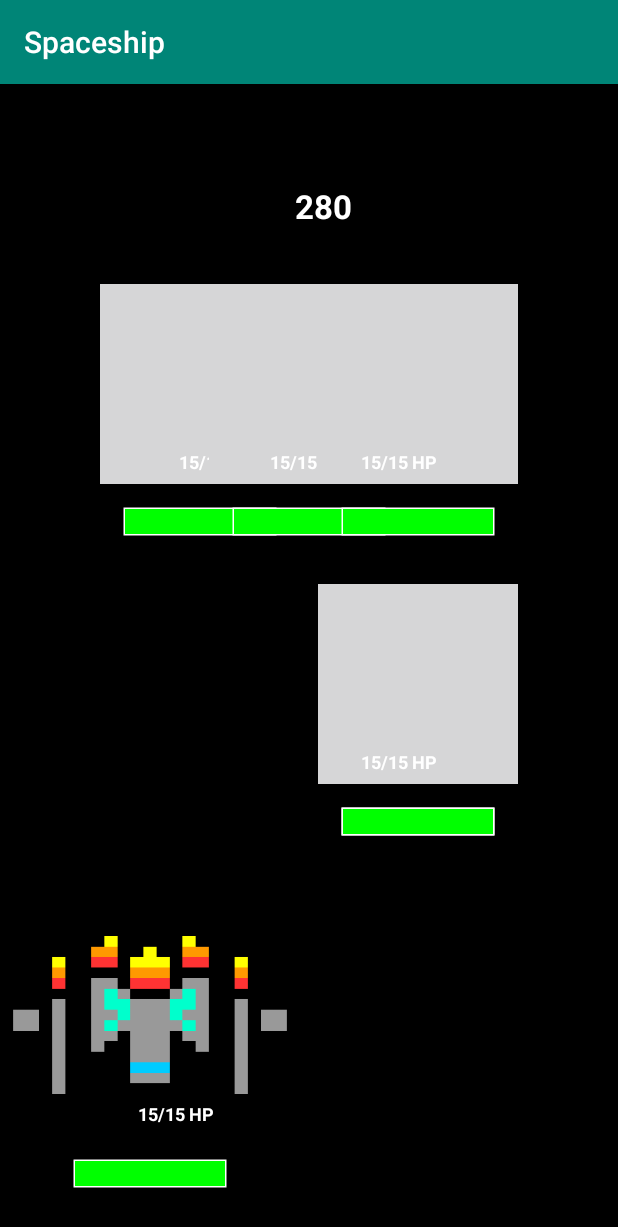
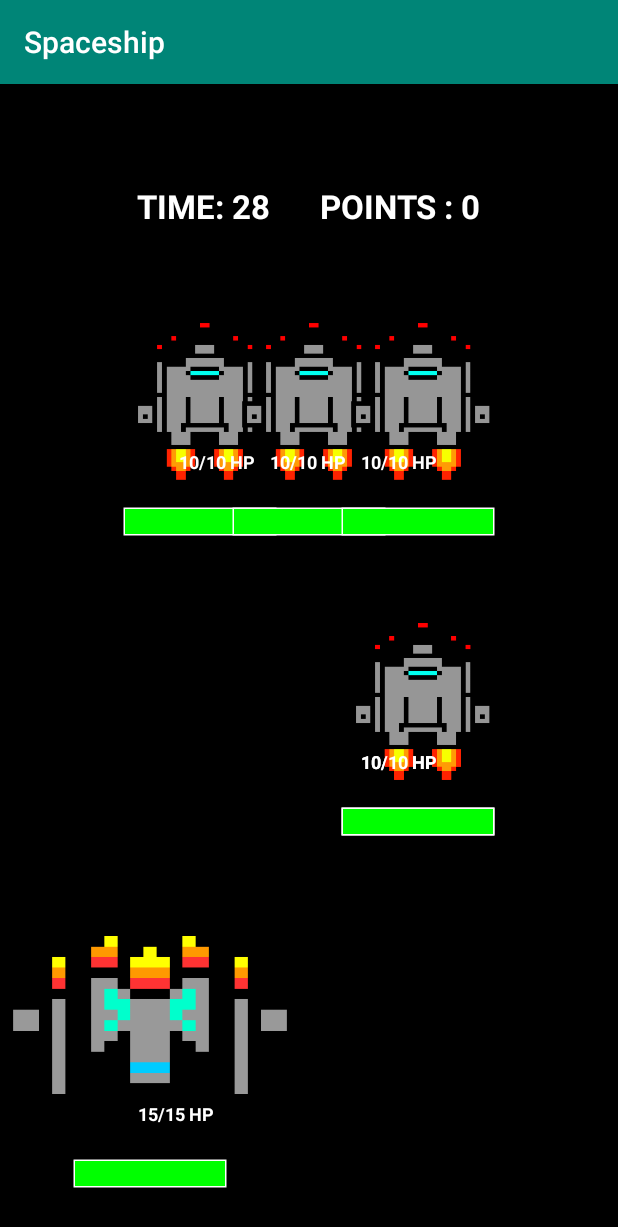
Before and after one commit to EldarBakerman/Spaceship, an Android app: the GameActivity screen opened directly, with no data from a screen before it, on a phone screen of 412 x 824 dp. Shown: the top 1227 px of the screen. Run offline under Robolectric (Android 15) with nearby library versions, the phone set to English and light mode, and no system bars.

Commit message:
Minor Bug Fixes

```diff
--- a/app/src/main/java/com/example/spaceship/classes/EnemySpaceship.java
+++ b/app/src/main/java/com/example/spaceship/classes/EnemySpaceship.java
@@ -169,7 +169,8 @@ public class EnemySpaceship extends Spaceship {
 	public enum EnemyType {
 		// TODO: Flip vertically
 		ENEMY_1(R.drawable.spaceship2, 5, 1),
-		ENEMY_2(R.drawable.spaceship3, 10, 2), ENEMY_3(R.drawable.spaceship4, 15, 3);
+		ENEMY_2(R.drawable.spaceship3, 10, 2),
+		ENEMY_3(R.drawable.spaceship4, 15, 3);
 
 		/**
 		 * The spaceship's image resource.
--- a/app/src/main/java/com/example/spaceship/views/GameView.java
+++ b/app/src/main/java/com/example/spaceship/views/GameView.java
@@ -35,6 +35,7 @@ import java.util.Objects;
 import java.util.Random;
 import java.util.Timer;
 import java.util.TimerTask;
+import java.util.concurrent.atomic.AtomicBoolean;
 
 import static com.example.spaceship.classes.EnemySpaceship.EnemyType;
 
@@ -55,7 +56,7 @@ public class GameView extends View {
 	private TextView timerText;
 	private Drawable dPlayer;
 	// Boolean Checkers
-	private boolean start = true;
+	private AtomicBoolean start = new AtomicBoolean(true);
 	private boolean timerTick = false;
 	private boolean tapped = false;
 	private boolean laserAnimating = false;
@@ -69,6 +70,7 @@ public class GameView extends View {
 	private Paint hbFill;
 	//TODO: User & Database
 	private User user;
+	private Random random = new Random();
 
 
 	/**
@@ -86,7 +88,9 @@ public class GameView extends View {
 
 		// User
 
-		user = SplashActivity.database.getUser(activity.getIntent().getLongExtra("userId", -1));
+		user   = SplashActivity.database.getUser(activity.getIntent().getLongExtra("userId", -1));
+		points = activity.getIntent().getIntExtra("points", 0);
+
 
 		// Player
 		player   = new PlayerSpaceship(getResources().getDrawable(R.drawable.spaceship1, null));
@@ -111,26 +115,33 @@ public class GameView extends View {
 		timerText = new TextView(context);
 		timerText.setGravity(Gravity.CENTER);
 		timerText.setTextAlignment(TEXT_ALIGNMENT_CENTER);
-		timerText.setPadding(30, 0, 0, 0);
+		timerText.setPadding(0, 0, 50, 0);
 		timerText.setVisibility(VISIBLE);
 		timerText.setTextSize(22);
 		timerText.setText(String.format(Locale.ENGLISH, "%d", 30));
 		timerText.setTextColor(Color.WHITE);
 		timerText.setTypeface(null, Typeface.BOLD);
 		timerText.setLayoutParams(params);
+		timerText.setText(String.format(Locale.ENGLISH,
+		                                "%s%d",
+		                                getResources().getString(R.string.time),
+		                                30));
 
 		// Points TextView
 
 		pointsText = new TextView(context);
 		pointsText.setGravity(Gravity.CENTER);
 		setTextAlignment(TEXT_ALIGNMENT_CENTER);
-		setPadding(0, 0, 30, 0);
+		setPadding(0, 0, 50, 0);
 		setVisibility(VISIBLE);
 		pointsText.setTextSize(22);
-		pointsText.setText(String.format(Locale.ENGLISH, "%d", 0));
 		pointsText.setTextColor(Color.WHITE);
 		pointsText.setTypeface(null, Typeface.BOLD);
 		pointsText.setLayoutParams(params);
+		pointsText.setText(String.format(Locale.ENGLISH,
+		                                 "%s%d",
+		                                 getResources().getString(R.string.points),
+		                                 points));
 
 		infoLayout.addView(timerText);
 		infoLayout.addView(pointsText);
@@ -155,14 +166,20 @@ public class GameView extends View {
 					return;
 				}
 
-				int timeLeft = Integer.parseInt(timerText.getText().toString());
+				int timeLeft = Integer.parseInt(timerText.getText()
+				                                         .toString()
+				                                         .replace(getResources().getString(R.string.time),
+				                                                  ""));
 				if (timeLeft <= 0) {
 					explode(player);
 					invalidate();
 					timer.cancel();
 				} else {
 					activity.runOnUiThread(() -> {
-						timerText.setText(String.format(Locale.ENGLISH, "%d", timeLeft - 1));
+						timerText.setText(String.format(Locale.ENGLISH,
+						                                "%s%d",
+						                                getResources().getString(R.string.time),
+						                                timeLeft - 1));
 						timerTick = true;
 						postInvalidate();
 					});
@@ -208,7 +225,7 @@ public class GameView extends View {
 			points += 5;
 			pointsText.setText(String.format(Locale.ENGLISH,
 			                                 "%s%d",
-			                                 getContext().getString(R.string.Points),
+			                                 getResources().getString(R.string.points),
 			                                 points));
 		}
 	}
@@ -249,6 +266,25 @@ public class GameView extends View {
 	}
 
 	/**
+	 * Executes {@link com.example.spaceship.views.GameView#performClick()} whenever the screen is
+	 * tapped.
+	 *
+	 * @param event the {@link android.view.MotionEvent motion event} data
+	 *
+	 * @return boolean used by the system
+	 */
+
+	@Override
+	public boolean onTouchEvent (MotionEvent event) {
+		if (event.getAction() == MotionEvent.ACTION_DOWN) {
+			performClick();
+			return true;
+		}
+
+		return false;
+	}
+
+	/**
 	 * {@link View#onDraw(Canvas) onDraw} method implemented from {@link View view} that draws the
 	 * entire game.
 	 *
@@ -260,7 +296,8 @@ public class GameView extends View {
 		super.onDraw(canvas);
 
 		if (lost) {
-			start = timerTick = tapped = laserAnimating = miss = false;
+			start.getAndSet(false);
+			timerTick = tapped = laserAnimating = miss = false;
 			loseText(canvas);
 			return;
 		}
@@ -269,14 +306,14 @@ public class GameView extends View {
 			launchGame();
 
 		// Animation
-		if (start) {
+		if (start.get()) {
+			start.getAndSet(false);
 			setBackgroundColor(Color.BLACK);
 			dPlayer.setBounds(getWidth() / 2 - 150,
 			                  getHeight() - 300,
 			                  getWidth() / 2 + 150,
 			                  getHeight() - 100);
-			start = false;
-			generateEnemies(new Random().nextInt(6) + 1);
+			generateEnemies(random.nextInt(6) + 1);
 		}
 
 		for (EnemySpaceship enemy : enemies) {
@@ -293,7 +330,10 @@ public class GameView extends View {
 
 
 		if (timerTick) {
-			animateSpaceship(Integer.parseInt(timerText.getText().toString()) % 2 == 0);
+			animateSpaceship(Integer.parseInt(timerText.getText()
+			                                           .toString()
+			                                           .replace(getResources().getString(R.string.time),
+			                                                    "")) % 2 == 0);
 			timerTick = false;
 		}
 
@@ -343,22 +383,6 @@ public class GameView extends View {
 	}
 
 	/**
-	 * Launches a new game, if won, passes the points value to the new game and updates the
-	 * highscore of the {@link com.example.spaceship.classes.User user}.
-	 */
-
-	private void launchGame () {
-		Activity activity = ((Activity) getContext());
-		Intent intent = new Intent(activity, GameActivity.class);
-
-		if (win)
-			intent.putExtra("points", user.getPoints());
-
-		activity.startActivity(intent);
-		activity.finish();
-	}
-
-	/**
 	 * The text that announces that the game is over and that the user has lost.
 	 *
 	 * @param canvas the canvas on which the text is drawn.
@@ -374,6 +398,24 @@ public class GameView extends View {
 		canvas.drawText("Game Over!", (float) getWidth() / 2, (float) getHeight() / 2, losePaint);
 
 		restartText(canvas);
+	}
+
+	/**
+	 * Launches a new game, if won, passes the points value to the new game and updates the
+	 * highscore of the {@link com.example.spaceship.classes.User user}.
+	 */
+
+	private void launchGame () {
+		Activity activity = ((Activity) getContext());
+		Intent intent = new Intent(activity, GameActivity.class);
+
+		if (win)
+			intent.putExtra("points", user.getPoints());
+
+		intent.putExtra("userId", user.getId());
+
+		activity.startActivity(intent);
+		activity.finish();
 	}
 
 	/**
@@ -394,11 +436,16 @@ public class GameView extends View {
 		if (amount > 6 || amount < 1)
 			throw new AssertionError("amount is invalid");
 
+		// If method was called from constructor - exit (can't set coordinates if canvas
+		// hasn't loaded yet)
+		if (start.get())
+			throw new AssertionError("must be called only after canvas was initialized");
+
 		enemies = new EnemySpaceship[amount];
 
 		/* Chances array in order to generate chances in accordance to the rarity of the EnemyType
 		 * by creating an array of numbers representing the number of EnemyType.
-		 * Each number is appearing (5 - rarity) times in the array, then a number is chosen
+		 * Each number is appearing (4 - rarity) times in the array, then a number is chosen
 		 * randomly using the Random class. Since the appearance of some types in the array is
 		 * more frequent than others, it creates a chance in accordance to the rarity of the type.
 		 */
@@ -418,8 +465,8 @@ public class GameView extends View {
 			int[] oldChances = new int[oldLength];
 			System.arraycopy(chances, 0, oldChances, 0, oldLength);
 
-			// Increase the length of the array by (5 - rarity)
-			chances = new int[oldLength + (5 - enemyType.getRarity())];
+			// Increase the length of the array by (4 - rarity)
+			chances = new int[oldLength + (4 - enemyType.getRarity())];
 
 			// Retrieve the previous values to the new array
 			System.arraycopy(oldChances, 0, chances, 0, oldLength);
@@ -431,24 +478,17 @@ public class GameView extends View {
 		}
 
 		// Use Random to set a pattern of coordinates for the ships (the amount of patterns is 2)
-		Random rPattern = new Random();
-		int pattern = rPattern.nextInt(2);
+		int pattern = random.nextInt(2);
 
 		for (int i = 0; i < amount; i++) {
 
 			// Use Random to generate the wanted amount of enemies randomly, in accordance to
 			// rarity
-			Random random = new Random();
 			enemies[i] = new EnemySpaceship(EnemyType.valueOf(String.format(Locale.ENGLISH,
 			                                                                "ENEMY_%d",
 			                                                                chances[random.nextInt(
 					                                                                chances.length)])));
 			enemies[i].setImage(getResources().getDrawable(enemies[i].getResource(), null));
-
-			// If method was called from constructor - exit (can't set coordinates if canvas
-			// hasn't loaded yet)
-			if (start)
-				return;
 
 			final int LEFT_EDGE = 0;
 			final int LEFT_MARGIN_EDGE = LEFT_EDGE + 100;
@@ -499,7 +539,6 @@ public class GameView extends View {
 					                CENTER_RIGHT,
 					                i >= 2 ? PREV_BOTTOM_MARGIN + HEIGHT : BOTTOM_MARGIN);
 			} else if (pattern == 1) {
-
 				/*
 				 * Pattern 1 (enemy spaceships represented by 0):
 				 * If amount is odd (above 3 - below 3 is one line of enemies)
@@ -597,42 +636,6 @@ public class GameView extends View {
 	}
 
 	/**
-	 * Animates the laser's movement from the {@link com.example.spaceship.classes.PlayerSpaceship
-	 * player spaceship's} gun to the {@link com.example.spaceship.classes.EnemySpaceship enemy
-	 * spaceship's} bottom coordinate or, if missed, the end of the screen.
-	 */
-
-	private void animateLaser () {
-		initLaser();
-
-		final Rect bounds = laser.getBounds();
-		final int height = Math.abs(bounds.height());
-		ValueAnimator animator;
-
-		if (laserTarget() == null) {
-			animator = ValueAnimator.ofInt(bounds.top, -1 * height);
-			animator.setDuration(200);
-			miss = true;
-		} else {
-			final Rect targetBounds = Objects.requireNonNull(laserTarget()).getImage().getBounds();
-			animator = ValueAnimator.ofInt(bounds.top, targetBounds.bottom);
-			animator.setDuration(200 * (int) ((float) targetBounds.bottom / (float) getHeight()));
-			hit = laserTarget();
-		}
-
-		animator.addUpdateListener(animation -> {
-			final Object animatedValue = animation.getAnimatedValue();
-			laser.setBounds(bounds.left,
-			                (int) animatedValue,
-			                bounds.right,
-			                (int) animatedValue + height);
-			laserAnimating = true;
-			invalidate();
-		});
-		animator.start();
-	}
-
-	/**
 	 * Initializes the laser by setting its coordinates to the gun of the spaceship.
 	 */
 
@@ -708,21 +711,39 @@ public class GameView extends View {
 	}
 
 	/**
-	 * Executes {@link com.example.spaceship.views.GameView#performClick()} whenever the screen is
-	 * tapped.
-	 *
-	 * @param event the {@link android.view.MotionEvent motion event} data
-	 *
-	 * @return boolean used by the system
+	 * Animates the laser's movement from the {@link com.example.spaceship.classes.PlayerSpaceship
+	 * player spaceship's} gun to the {@link com.example.spaceship.classes.EnemySpaceship enemy
+	 * spaceship's} bottom coordinate or, if missed, the end of the screen.
 	 */
 
-	@Override
-	public boolean onTouchEvent (MotionEvent event) {
-		if (event.getAction() == MotionEvent.ACTION_DOWN) {
-			performClick();
-			return true;
+	private void animateLaser () {
+		initLaser();
+
+		final Rect bounds = laser.getBounds();
+		final int height = Math.abs(bounds.height());
+		ValueAnimator animator;
+
+		if (laserTarget() == null) {
+			animator = ValueAnimator.ofInt(bounds.top, -1 * height);
+			animator.setDuration(200);
+			miss = true;
+		} else {
+			final Rect targetBounds = Objects.requireNonNull(laserTarget()).getImage().getBounds();
+			animator = ValueAnimator.ofInt(bounds.top, targetBounds.bottom);
+			animator.setDuration((int) (200 / ((float) getHeight() / (float) targetBounds.bottom)));
+			hit = laserTarget();
 		}
-		return false;
+
+		animator.addUpdateListener(animation -> {
+			final Object animatedValue = animation.getAnimatedValue();
+			laser.setBounds(bounds.left,
+			                (int) animatedValue,
+			                bounds.right,
+			                (int) animatedValue + height);
+			laserAnimating = true;
+			invalidate();
+		});
+		animator.start();
 	}
 
 	/**
@@ -780,6 +801,7 @@ public class GameView extends View {
 
 		canvas.drawText("Tap anywhere to restart",
 		                (float) getWidth() / 2,
-		                (float) getHeight() / 2 + 100, restartPaint);
+		                (float) getHeight() / 2 + 100,
+		                restartPaint);
 	}
 }
--- a/app/src/main/res/layout/weapons.xml
+++ b/app/src/main/res/layout/weapons.xml
@@ -5,8 +5,8 @@
                 android:layout_height="78dp"
                 android:layout_weight="1"
                 android:background="@drawable/weapons_background"
+                android:descendantFocusability="blocksDescendants"
                 android:gravity="center"
-                android:descendantFocusability="blocksDescendants"
                 tools:ignore="ContentDescription">
 
 	<ImageView
--- a/app/src/main/res/values/strings.xml
+++ b/app/src/main/res/values/strings.xml
@@ -8,5 +8,6 @@
 	<string name="damage">"Damage: "</string>
 	<string name="speed">"Speed: "</string>
 	<string name="take_photo">Take photo</string>
-	<string name="Points">"Points: "</string>
+	<string name="points">"POINTS : "</string>
+	<string name="time">"TIME: "</string>
 </resources>
```
Also changed, not shown: app/src/main/java/com/example/spaceship/classes/DatabaseOpenHelper.java (+9 -6 lines), app/src/main/java/com/example/spaceship/classes/Spaceship.java (+27 -27 lines), app/src/main/java/com/example/spaceship/classes/User.java (+17 -0 lines).
